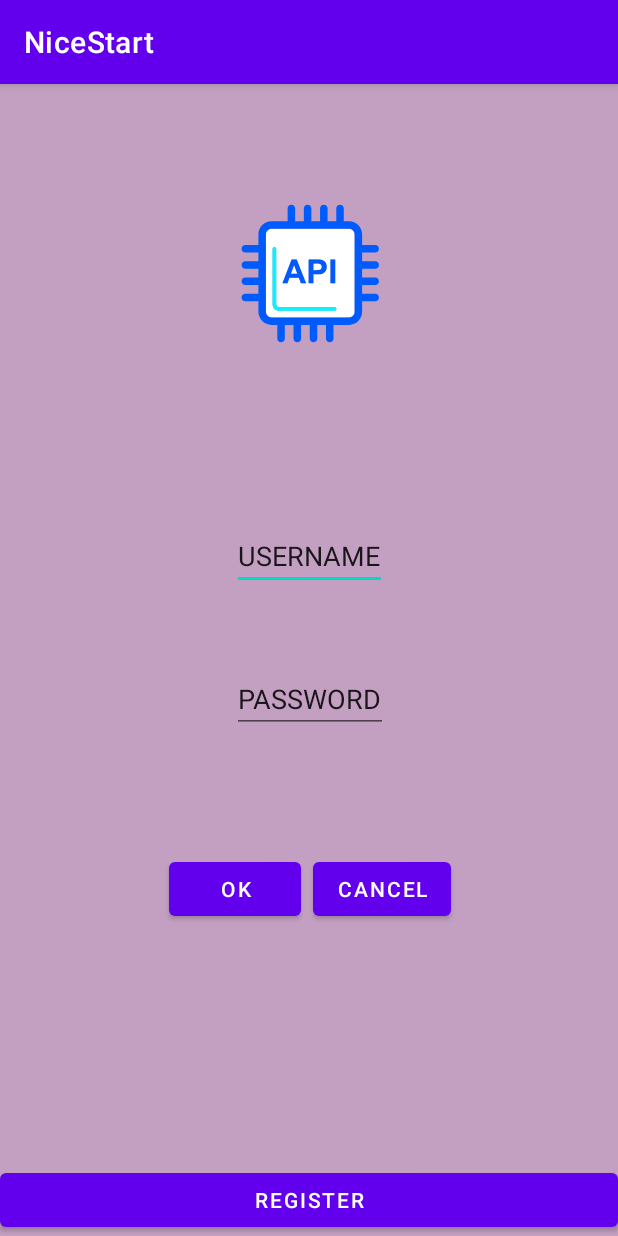
After one commit to Zan-40/NiceStart, an Android app: the LoginConstraint screen opened directly, with no data from a screen before it, on a phone screen of 412 x 824 dp. The commit adds this screen. Run offline under Robolectric (Android 15) with nearby library versions, the phone set to English and light mode, and no system bars.

Commit message:
first commit, login(username and password)

```diff
--- a/app/build.gradle.kts
+++ b/app/build.gradle.kts
@@ -4,7 +4,7 @@ plugins {
 
 android {
     namespace = "com.example.nicestart"
-    compileSdk = 33
+    compileSdk = 34
 
     defaultConfig {
         applicationId = "com.example.nicestart"
--- /dev/null
+++ b/app/src/main/java/com/example/nicestart/LoginConstraint.java
@@ -0,0 +1,14 @@
+package com.example.nicestart;
+
+import androidx.appcompat.app.AppCompatActivity;
+
+import android.os.Bundle;
+
+public class LoginConstraint extends AppCompatActivity {
+
+    @Override
+    protected void onCreate(Bundle savedInstanceState) {
+        super.onCreate(savedInstanceState);
+        setContentView(R.layout.activity_login_constraint);
+    }
+}
--- /dev/null
+++ b/app/src/main/res/layout/activity_login_constraint.xml
@@ -0,0 +1,87 @@
+<?xml version="1.0" encoding="utf-8"?>
+<androidx.constraintlayout.widget.ConstraintLayout xmlns:android="http://schemas.android.com/apk/res/android"
+    xmlns:app="http://schemas.android.com/apk/res-auto"
+    xmlns:tools="http://schemas.android.com/tools"
+    android:layout_width="match_parent"
+    android:layout_height="match_parent"
+    tools:context=".LoginConstraint"
+    android:background="@color/material_dynamic_tertiary70">
+
+    <ImageView
+        android:id="@+id/logo"
+        android:layout_width="128dp"
+        android:layout_height="128dp"
+        android:layout_marginTop="64dp"
+        app:layout_constraintEnd_toEndOf="parent"
+        app:layout_constraintStart_toStartOf="parent"
+        app:layout_constraintTop_toTopOf="parent"
+        app:srcCompat="@drawable/api" />
+    <EditText
+        android:id="@+id/username"
+        android:layout_width="wrap_content"
+        android:layout_height="wrap_content"
+        app:layout_constraintTop_toBottomOf="@id/logo"
+        app:layout_constraintEnd_toEndOf="@id/guideline_right"
+        app:layout_constraintStart_toStartOf="@id/guideline_left"
+        android:layout_marginTop="100dp"
+        android:text="USERNAME" />
+
+    <EditText
+        android:id="@+id/password"
+        android:layout_width="wrap_content"
+        android:layout_height="wrap_content"
+        app:layout_constraintTop_toBottomOf="@id/username"
+        app:layout_constraintEnd_toEndOf="@id/guideline_right"
+        app:layout_constraintStart_toStartOf="@id/guideline_left"
+        android:layout_marginTop="50dp"
+        android:text="PASSWORD" />
+
+
+    <Button
+        android:id="@+id/ok"
+        android:layout_width="wrap_content"
+        android:layout_height="wrap_content"
+        android:text="OK"
+        app:layout_constraintEnd_toStartOf="@+id/cancel"
+        app:layout_constraintStart_toStartOf="@id/guideline_left"
+        android:layout_marginTop="80dp"
+        app:layout_constraintHorizontal_chainStyle="packed"
+        app:layout_constraintTop_toBottomOf="@id/password"/>
+    <!--Packet: los elementos asociados se juntan
+        Spread: se separan proporcionalmente al espacio
+        Spread-inside: se separan lo maximo-->
+    <Button
+        android:id="@+id/cancel"
+        android:layout_width="wrap_content"
+        android:layout_height="wrap_content"
+        android:text="CANCEL"
+        android:layout_marginTop="80dp"
+        android:layout_marginLeft="8dp"
+        app:layout_constraintEnd_toEndOf="@id/guideline_right"
+        app:layout_constraintTop_toBottomOf="@id/password"
+        app:layout_constraintStart_toEndOf="@+id/ok" />
+    <Button
+        android:id="@+id/register"
+        android:layout_width="0dp"
+        android:layout_height="wrap_content"
+        android:text="REGISTER"
+        app:layout_constraintBottom_toBottomOf="parent"
+        app:layout_constraintEnd_toEndOf="parent"
+        app:layout_constraintStart_toStartOf="parent" />
+
+    <androidx.constraintlayout.widget.Guideline
+        android:id="@+id/guideline_left"
+        android:layout_width="wrap_content"
+        android:layout_height="wrap_content"
+        android:orientation="vertical"
+        app:layout_constraintGuide_percent="0.25" />
+
+    <androidx.constraintlayout.widget.Guideline
+        android:id="@+id/guideline_right"
+        android:layout_width="wrap_content"
+        android:layout_height="wrap_content"
+        android:orientation="vertical"
+        app:layout_constraintGuide_percent="0.75" />
+
+
+</androidx.constraintlayout.widget.ConstraintLayout>
--- a/app/src/main/res/values/colors.xml
+++ b/app/src/main/res/values/colors.xml
@@ -1,6 +1,8 @@
 <?xml version="1.0" encoding="utf-8"?>
 <resources>
     <color name="purple_200">#FFBB86FC</color>
+    <color name="fucsia_200">#F12369</color>
+    <color name="fucsia_700">#4D0A20</color>
     <color name="purple_500">#FF6200EE</color>
     <color name="purple_700">#FF3700B3</color>
     <color name="teal_200">#FF03DAC5</color>
```
Also changed, not shown: app/src/main/AndroidManifest.xml (+12 -1 lines), app/src/main/java/com/example/nicestart/Login.java (added, +14 -0 lines), app/src/main/res/drawable/gradient.xml (added, +8 -0 lines), app/src/main/res/layout/activity_login.xml (added, +71 -0 lines), app/src/main/res/drawable/girl.png (added).
